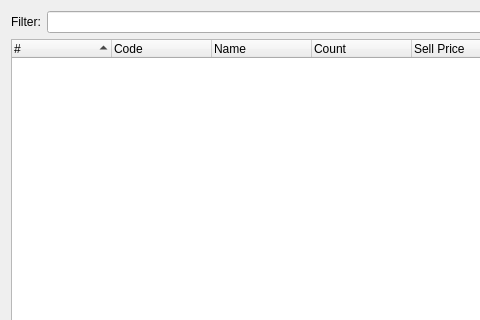
The window that skladview.ui (Fairon13/digishop) describes before a commit, drawn with Qt 5; both pictures show x 0 to 480 and y 0 to 320 of the 927 by 496 pixel window.
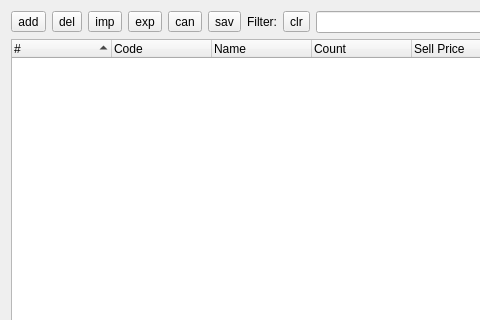
The same window after the commit.

```diff
--- a/skladview.ui
+++ b/skladview.ui
@@ -16,11 +16,63 @@
   <layout class="QVBoxLayout" name="verticalLayout">
    <item>
     <layout class="QHBoxLayout" name="horizontalLayout">
+     <item>
+      <widget class="QToolButton" name="butAdd">
+       <property name="text">
+        <string>add</string>
+       </property>
+      </widget>
+     </item>
+     <item>
+      <widget class="QToolButton" name="butDel">
+       <property name="text">
+        <string>del</string>
+       </property>
+      </widget>
+     </item>
+     <item>
+      <widget class="QToolButton" name="butImp">
+       <property name="text">
+        <string>imp</string>
+       </property>
+      </widget>
+     </item>
+     <item>
+      <widget class="QToolButton" name="butExp">
+       <property name="text">
+        <string>exp</string>
+       </property>
+      </widget>
+     </item>
+     <item>
+      <widget class="QToolButton" name="butCan">
+       <property name="text">
+        <string>can</string>
+       </property>
+      </widget>
+     </item>
+     <item>
+      <widget class="QToolButton" name="butSav">
+       <property name="text">
+        <string>sav</string>
+       </property>
+      </widget>
+     </item>
      <item>
       <widget class="QLabel" name="label">
        <property name="text">
         <string>Filter:</string>
        </property>
+       <property name="alignment">
+        <set>Qt::AlignRight|Qt::AlignTrailing|Qt::AlignVCenter</set>
+       </property>
+      </widget>
+     </item>
+     <item>
+      <widget class="QToolButton" name="butClear">
+       <property name="text">
+        <string>clr</string>
+       </property>
       </widget>
      </item>
      <item>
```
Left out of the diff: 140 changed lines with no effect on the pictures.
